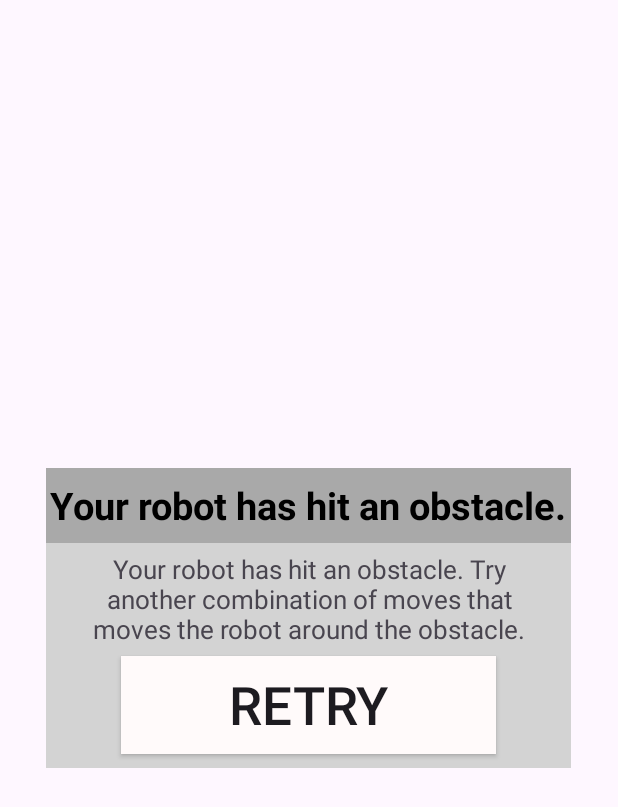
After one commit to GrahamMJohnson/RobotPuzzleGame, an Android app: the layout robot_hit_dialog.xml on its own in the app's theme, with its tools: preview values and no code run, on a phone screen of 412 x 824 dp. The commit adds this screen. Shown: the top 807 px of the screen. Run offline under Robolectric (Android 15) with nearby library versions, the phone set to English and light mode, and no system bars.

Commit message:
Merged PR 28: Created the level select menu, player win dialog, and the dialog for when the player hits an obstacle.
There may be some bugs with getting the different layouts implemented, but this should be a good start until some of those bugs present themselves.

Related work items: #46, #70, #114

```diff
--- /dev/null
+++ b/app/src/main/res/layout/robot_hit_dialog.xml
@@ -0,0 +1,39 @@
+<?xml version="1.0" encoding="utf-8"?>
+<RelativeLayout xmlns:android="http://schemas.android.com/apk/res/android"
+    android:layout_width="350dp"
+    android:layout_height="200dp"
+    android:background="@color/light_grey"
+    android:layout_gravity="center">
+
+    <TextView
+        android:id="@+id/robot_hit_text"
+        android:layout_width="match_parent"
+        android:layout_height="50dp"
+        android:text="@string/obstacle_hit"
+        android:textSize="25dp"
+        android:textColor="@color/black"
+        android:textStyle="bold"
+        android:background="@color/dark_gray"
+        android:gravity="center" />
+
+    <TextView
+        android:id="@+id/robot_hit_description"
+        android:layout_below="@id/robot_hit_text"
+        android:layout_width="300dp"
+        android:layout_height="75dp"
+        android:layout_marginLeft="25dp"
+        android:gravity="center"
+        android:text="@string/obstacle_hit_description"
+        android:textAlignment="center"
+        android:textSize="17dp"/>
+
+    <androidx.appcompat.widget.AppCompatButton
+        android:layout_width="250dp"
+        android:layout_height="65dp"
+        android:layout_below="@id/robot_hit_description"
+        android:layout_marginHorizontal="50dp"
+        android:text="Retry"
+        android:textSize="35dp"
+        android:background="@color/snow"/>
+
+</RelativeLayout>
--- a/app/src/main/res/values/strings.xml
+++ b/app/src/main/res/values/strings.xml
@@ -1,3 +1,12 @@
 <resources>
     <string name="app_name">RobotRally</string>
+    <string name="obstacle_hit">Your robot has hit an obstacle.</string>
+    <string name="obstacle_hit_description">Your robot has hit an obstacle. Try another
+    combination of moves that moves the robot around the obstacle.</string>
+    <string name="image_description">image representing how well you completed the level</string>
+    <string name="level_win">You have completed the level!!</string>
+    <string name="level_win_description">This level is now complete. You can try again and
+    make the path more efficient, or move on to the next level.</string>
+    <string name="level_win_button1">Retry</string>
+    <string name="level_win_button2">Next Level</string>
 </resources>
```
Also changed, not shown: app/src/main/java/cos420/robotrally/MainActivity.java (+41 -1 lines), app/src/main/res/layout/level_select_dynamic.xml (added, +28 -0 lines), app/src/main/res/layout/level_select_level_tile.xml (added, +21 -0 lines), app/src/main/res/layout/win_dialog.xml (added, +50 -0 lines).
